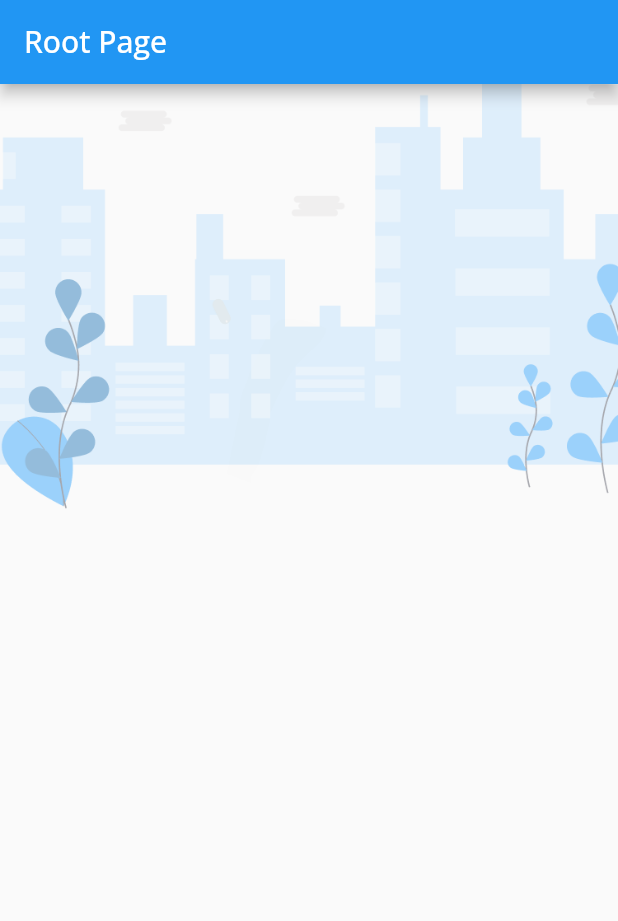
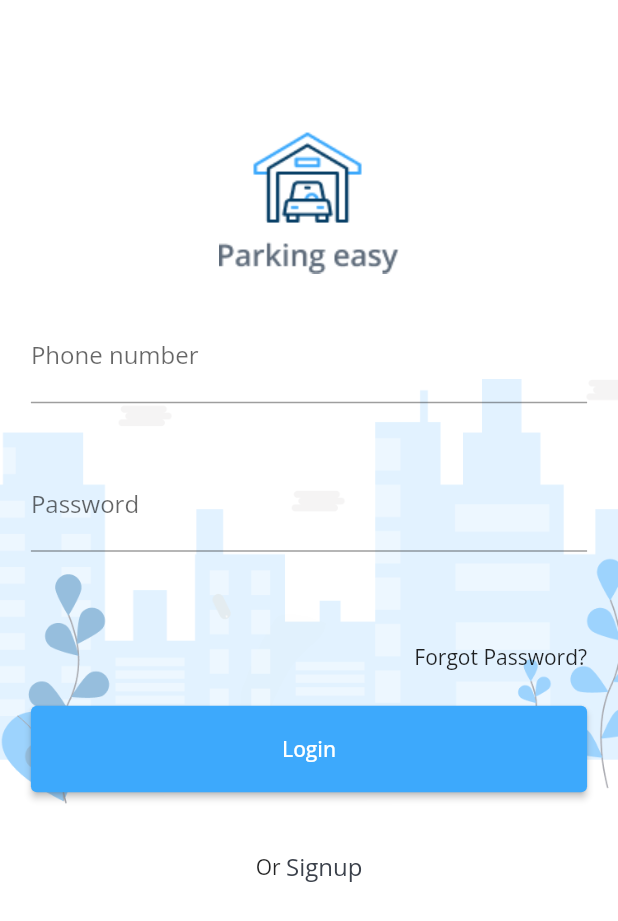
Before and after one commit to CNDvn/ParkingApp-Mobile, a Flutter app: the screen it shows after launch, on a phone screen of 412 x 824 dp. Shown: the top 921 px of the screen. Run offline on Flutter 3.47's test engine with Material 2 defaults, Android fonts, the phone set to English and light mode, and no system bars.

Commit message:
provider not yet validation

```diff
--- a/lib/configs/themes/app_text_style.dart
+++ b/lib/configs/themes/app_text_style.dart
@@ -15,22 +15,22 @@ class AppTextStyles {
   static final h2 = TextStyle(
     fontWeight: FontWeight.w600,
     fontSize: 24,
-    color: AppColor.whiteText
+    color: AppColor.blackText
   );
    static final h3 = TextStyle(
     fontWeight: FontWeight.w500,
     fontSize: 18,
-    color: AppColor.whiteText
+    color: AppColor.blackText
   );
    static final h4 = TextStyle(
     fontWeight: FontWeight.w400,
     fontSize: 16,
-    color: AppColor.whiteText
+    color: AppColor.blackText
   );
    static final h5 = TextStyle(
     fontWeight: FontWeight.w300,
     fontSize: 13,
-    color: AppColor.whiteText
+    color: AppColor.blackText
   );
 
 }
--- a/lib/main.dart
+++ b/lib/main.dart
@@ -1,5 +1,6 @@
 import 'package:flutter/material.dart';
 import 'package:parkingappmobile/providers/sign_in_provider.dart';
+import 'package:parkingappmobile/view/login/signin_page.dart';
 import 'package:parkingappmobile/view/rootPage/root_page.dart';
 import 'package:provider/provider.dart';
 
@@ -23,9 +24,10 @@ class MyApp extends StatelessWidget {
           debugShowCheckedModeBanner: false,
           title: 'Parking App',
           theme: ThemeData(primarySwatch: Colors.blue, fontFamily: "OpenSans"),
-          initialRoute: "/",
+          initialRoute: "/SignIn",
           routes: {
             "/":(context) =>const RootPage(),
+            "/SignIn":(context) =>const SignInPage()
           },
           //home: const RootPage()
           ),
--- a/lib/providers/sign_in_provider.dart
+++ b/lib/providers/sign_in_provider.dart
@@ -1,5 +1,117 @@
 import 'package:flutter/cupertino.dart';
+import 'package:flutter/material.dart';
+import 'package:parkingappmobile/view/rootPage/root_page.dart';
+
+class ValidationItem {
+  final String? value;
+  final String? error;
+  ValidationItem(this.value, this.error);
+}
 
 class SignInProvider with ChangeNotifier {
+  ValidationItem _phone = ValidationItem(null, null);
+  ValidationItem _password = ValidationItem(null, null);
+  bool isPasswordVariable = true;
+  bool submitValid = false;
 
+  final _phoneTextEditController = TextEditingController();
+  final _passwordTextEditController = TextEditingController();
+
+  final _phoneFocus = FocusNode();
+  final _passwordFocus = FocusNode();
+
+  ValidationItem get phone => _phone;
+  ValidationItem get password => _password;
+
+  TextEditingController get phoneController => _phoneTextEditController;
+  TextEditingController get passwordController => _passwordTextEditController;
+  String get textPhone => phoneController.text;
+  String get textPassword => passwordController.text;
+
+  FocusNode get phoneFocus => _phoneFocus;
+  FocusNode get passwordFocus => _passwordFocus;
+
+  void clearPhoneController() {
+    phoneController.clear();
+    notifyListeners();
+  }
+
+  void clearPasswordController() {
+    passwordController.clear();
+    notifyListeners();
+  }
+
+  void changePasswordVariable() {
+    isPasswordVariable = !isPasswordVariable;
+    notifyListeners();
+  }
+
+  void checkPhone(String value) {
+    // String p = r'^(?:[+0]9)?[0-9]{10}$';
+    // RegExp regExp = RegExp(p);
+    print("VVVVVVVVVVVVVVVVVVV"+ _phone.value.toString()+ " VS "+ _phone.error.toString());
+    print(submitValid);
+    print(value.isEmpty);
+    print(value.length < 10);
+    print(submitValid && value.length < 10);
+    if (submitValid && value.isEmpty) {
+      _phone = ValidationItem(null, "Phone is empty");
+    } else if (submitValid &&/*!regExp.hasMatch(value)*/value.length < 10) {
+      _phone = ValidationItem(null, "Phone is invalid Pattern");
+    }else {
+      _phone = ValidationItem(value, null);
+    }
+    notifyListeners();
+  }
+
+  void checkPassword(String value) {
+    print("YYYYYYYYYYYYYYY");
+    if (submitValid && value.isEmpty) {
+      _password = ValidationItem(null, "Password is empty");
+    } else if (submitValid && value.length < 8) {
+      _password = ValidationItem(null, "Password must 8 charactor");
+    }else {
+      _password = ValidationItem(value, null);
+    }
+    notifyListeners();
+  }
+
+  void changeFocus(BuildContext context, String field) {
+    var newFocus = _phoneFocus;
+    if (_phone.value != null && field.contains('phone')) {
+      newFocus = _passwordFocus;
+      FocusScope.of(context).requestFocus(newFocus);
+      return;
+    }
+    if (_password.value != null && field.contains('password')) {
+      FocusScope.of(context).unfocus();
+      submitData(context);
+   }
+  }
+
+  bool get isValid {
+    if (_phone.value !=null && _password.value !=null) {
+      return true;
+    }
+    return false;
+  }
+
+  void submitData(BuildContext context) {
+    print("***********"+submitValid.toString());
+    submitValid = _phone.value != null &&
+        _phone.error == null &&
+        _password.value != null &&
+        _password.error == null;
+    print("==========="+submitValid.toString());
+    if (!submitValid) {
+      submitValid = true;
+      checkPhone(_phone.value ?? "");
+      checkPassword(_password.value ?? "");
+      notifyListeners();
+    } else if (submitValid && isValid){
+      Navigator.of(context).pushAndRemoveUntil(
+          MaterialPageRoute(builder: (context) => const RootPage()),
+          (route) => false);
+    }
+  }
 }
--- a/lib/view/login/background_login.dart
+++ b/lib/view/login/background_login.dart
@@ -1,9 +1,9 @@
 import 'package:flutter/material.dart';
 import 'package:parkingappmobile/constants/assets_path.dart';
 
-class BackGroundLogin extends StatelessWidget {
+class BackGroundSignIn extends StatelessWidget {
   final Widget widget_child;
-  const BackGroundLogin({ Key? key,required this.widget_child }) : super(key: key);
+  const BackGroundSignIn({ Key? key,required this.widget_child }) : super(key: key);
 
   @override
   Widget build(BuildContext context) {
--- /dev/null
+++ b/lib/view/login/signin_page.dart
@@ -0,0 +1,126 @@
+import 'package:flutter/material.dart';
+import 'package:parkingappmobile/configs/themes/app_text_style.dart';
+import 'package:parkingappmobile/providers/sign_in_provider.dart';
+import 'package:parkingappmobile/view/login/background_login.dart';
+import 'package:parkingappmobile/view/rootPage/root_page.dart';
+import 'package:parkingappmobile/widgets/button/button.dart';
+import 'package:provider/provider.dart';
+
+class SignInPage extends StatelessWidget {
+  const SignInPage({Key? key}) : super(key: key);
+
+  @override
+  Widget build(BuildContext context) {
+    Size size = MediaQuery.of(context).size;
+    SignInProvider signInProvider = Provider.of<SignInProvider>(context);
+    return Scaffold(
+      body: BackGroundSignIn(
+        widget_child: SingleChildScrollView(
+          child: Container(
+            height: size.height,
+            width: size.width,
+            padding: const EdgeInsets.only(left: 10, top: 10, right: 10),
+            child: Column(
+              mainAxisAlignment: MainAxisAlignment.center,
+              children: <Widget>[
+                SizedBox(
+                  height: size.height * 0.12,
+                  width: size.width * 0.9,
+                  child: TextField(
+                    decoration: InputDecoration(
+                      suffixIcon: signInProvider.textPhone.isNotEmpty
+                          ? IconButton(
+                              icon:const Icon(Icons.close),
+                              onPressed: () => signInProvider.clearPhoneController(),
+                            )
+                          : null,
+                      labelText: "Phone number",
+                      errorText: signInProvider.phone.error
+                    ),
+                    //autofocus: false,
+                    keyboardType: TextInputType.phone,
+                    textInputAction: TextInputAction.next,
+                    controller: signInProvider.phoneController,
+                    onChanged: (String value) {
+                      print(value);
+                      signInProvider.checkPhone(value);
+                    },
+                    focusNode: signInProvider.phoneFocus,
+                    onEditingComplete: () {
+                      signInProvider.changeFocus(context, 'phone');
+                    },
+                  ),
+                ),
+                SizedBox(
+                  height: size.height * 0.12,
+                  width: size.width * 0.9,
+                  child: TextField(
+                    decoration: InputDecoration(
+                      suffixIcon: signInProvider.textPassword.isNotEmpty?
+                      IconButton(icon: signInProvider.isPasswordVariable? const Icon(Icons.visibility) : const Icon(Icons.visibility_off),
+                      onPressed: ()=> signInProvider.changePasswordVariable()): null,
+                      labelText: "Password",
+                      errorText: signInProvider.password.error
+                    ),
+                    //autofocus: false,
+                    obscureText: signInProvider.isPasswordVariable,
+                    keyboardType: TextInputType.multiline,
+                    textInputAction: TextInputAction.done,
+                    controller: signInProvider.passwordController,
+                    onChanged: (String value) {
+                      signInProvider.checkPassword(value);
+                    },
+                    focusNode: signInProvider.passwordFocus,
+                    onEditingComplete: () {
+                      signInProvider.changeFocus(context, 'password');
+                    },
+                  ),
+                ),
+                SizedBox(
+                  height: size.height * 0.08,
+                  width: size.width * 0.9,
+                  child: Row(
+                    mainAxisAlignment: MainAxisAlignment.end,
+                    children: const <Widget>[Text("Forgot Password?")],
+                  ),
+                ),
+                SizedBox(
+                  height: size.height * 0.07,
+                  width: size.width * 0.9,
+                  child: ButtonDefault(
+                    content: "Login",
+                    voidCallBack: () {
+                      print("%%%%lOGIN NE`");
+                      signInProvider.submitData(context);
+                    },
+                  ),
+                ),
+                SizedBox(
+                  height: size.height * 0.12,
+                  width: size.width * 0.9,
+                  child: Row(
+                    mainAxisAlignment: MainAxisAlignment.center,
+                    children: <Widget>[
+                      const Text('Or '),
+                      GestureDetector(
+                          child: Text(
+                            "Signup",
+                            style: AppTextStyles.h4,
+                          ),
+                          onTap: () {
+                            Navigator.push(context,
+                                MaterialPageRoute(builder: (context) {
+                              return const RootPage();
+                            }));
+                          }),
+                    ],
+                  ),
+                )
+              ],
+            ),
+          ),
+        ),
+      ),
+    );
+  }
+}
```
Also changed, not shown: lib/view/login/login.dart (deleted, +0 -82 lines).
